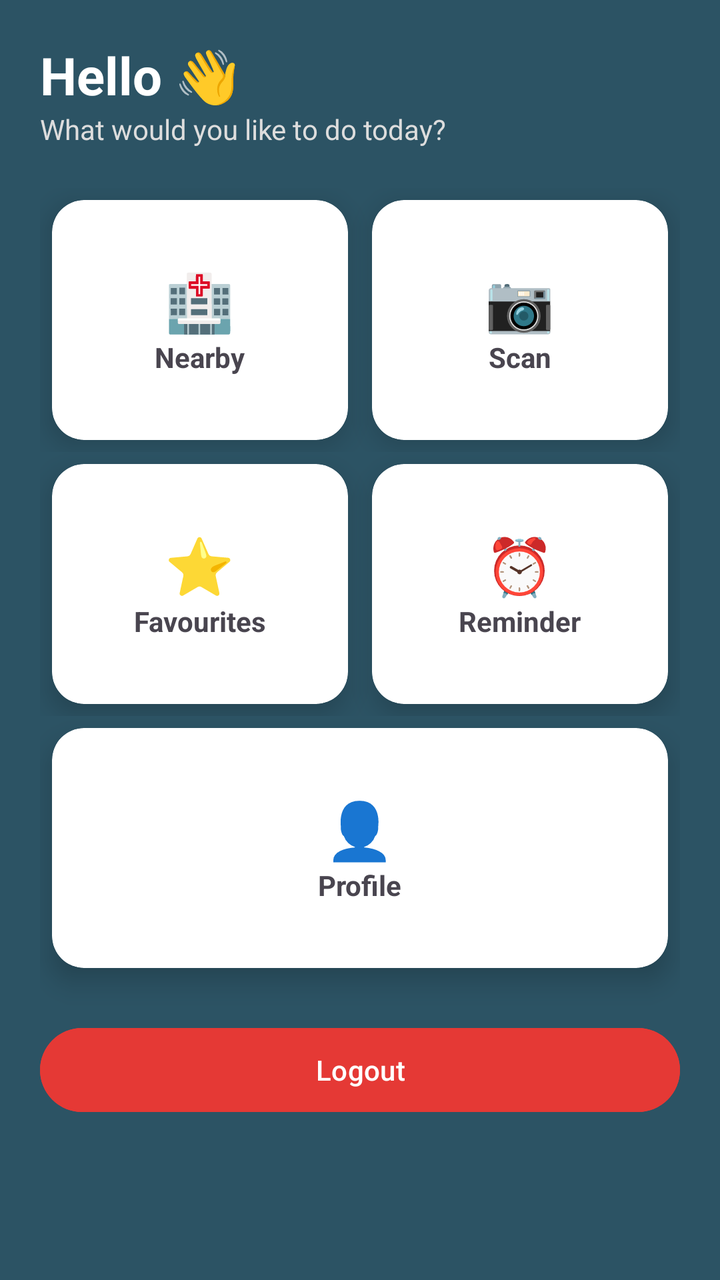
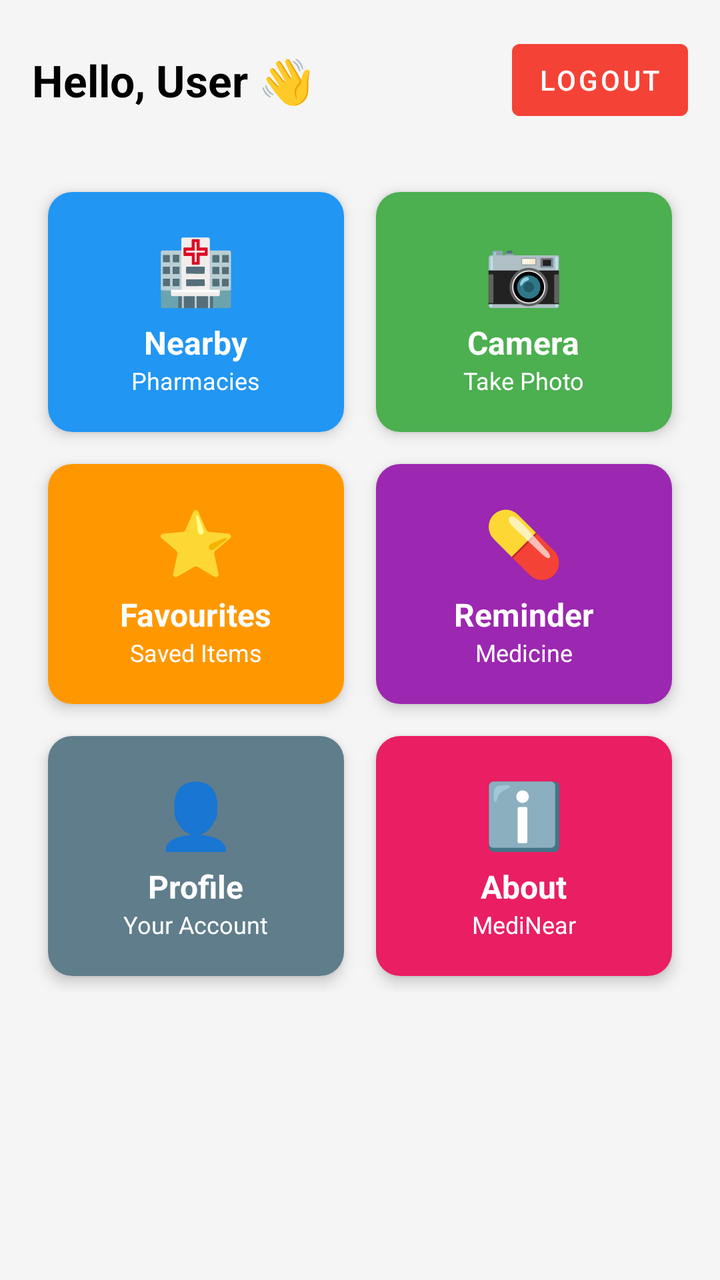

An Android layout rendered at two revisions. The XML below is the earlier revision; the diff shows what the commit changed to produce the second picture.
<!-- AndroidManifest.xml: application theme Theme.MediNear -->
<!-- res/layout/activity_home.xml -->
<?xml version="1.0" encoding="utf-8"?>
<ScrollView xmlns:android="http://schemas.android.com/apk/res/android"
    xmlns:app="http://schemas.android.com/apk/res-auto"
    android:layout_width="match_parent"
    android:layout_height="match_parent"
    android:background="#2C5364">

    <LinearLayout
        android:layout_width="match_parent"
        android:layout_height="wrap_content"
        android:orientation="vertical"
        android:padding="20dp">

        
        <TextView
            android:id="@+id/tvWelcome"
            android:layout_width="wrap_content"
            android:layout_height="wrap_content"
            android:text="Hello 👋"
            android:textSize="26sp"
            android:textStyle="bold"
            android:textColor="@android:color/white"/>

        <TextView
            android:layout_width="wrap_content"
            android:layout_height="wrap_content"
            android:text="What would you like to do today?"
            android:textColor="#DDDDDD"
            android:layout_marginBottom="20dp"/>

        
        <LinearLayout
            android:layout_width="match_parent"
            android:layout_height="wrap_content"
            android:orientation="horizontal">

            <androidx.cardview.widget.CardView
                android:id="@+id/cardNearby"
                android:layout_width="0dp"
                android:layout_height="120dp"
                android:layout_weight="1"
                android:layout_margin="6dp"
                android:clickable="true"
                android:foreground="?attr/selectableItemBackground"
                app:cardCornerRadius="16dp"
                app:cardElevation="8dp">

                <LinearLayout
                    android:layout_width="match_parent"
                    android:layout_height="match_parent"
                    android:gravity="center"
                    android:orientation="vertical">

                    <TextView
                        android:layout_width="wrap_content"
                        android:layout_height="wrap_content"
                        android:text="🏥"
                        android:textSize="28sp"/>

                    <TextView
                        android:layout_width="wrap_content"
                        android:layout_height="wrap_content"
                        android:text="Nearby"
                        android:textStyle="bold"/>
                </LinearLayout>
            </androidx.cardview.widget.CardView>

            <androidx.cardview.widget.CardView
                android:id="@+id/cardCamera"
                android:layout_width="0dp"
                android:layout_height="120dp"
                android:layout_weight="1"
                android:layout_margin="6dp"
                android:clickable="true"
                android:foreground="?attr/selectableItemBackground"
                app:cardCornerRadius="16dp"
                app:cardElevation="8dp">

                <LinearLayout
                    android:layout_width="match_parent"
                    android:layout_height="match_parent"
                    android:gravity="center"
                    android:orientation="vertical">

                    <TextView
                        android:layout_width="wrap_content"
                        android:layout_height="wrap_content"
                        android:text="📷"
                        android:textSize="28sp"/>

                    <TextView
                        android:layout_width="wrap_content"
                        android:layout_height="wrap_content"
                        android:text="Scan"
                        android:textStyle="bold"/>
                </LinearLayout>
            </androidx.cardview.widget.CardView>

        </LinearLayout>

        
        <LinearLayout
            android:layout_width="match_parent"
            android:layout_height="wrap_content"
            android:orientation="horizontal">

            <androidx.cardview.widget.CardView
                android:id="@+id/cardFavourites"
                android:layout_width="0dp"
                android:layout_height="120dp"
                android:layout_weight="1"
                android:layout_margin="6dp"
                android:clickable="true"
                android:foreground="?attr/selectableItemBackground"
                app:cardCornerRadius="16dp"
                app:cardElevation="8dp">

                <LinearLayout
                    android:layout_width="match_parent"
                    android:layout_height="match_parent"
                    android:gravity="center"
                    android:orientation="vertical">

                    <TextView
                        android:layout_width="wrap_content"
                        android:layout_height="wrap_content"
                        android:text="⭐"
                        android:textSize="28sp"/>

                    <TextView
                        android:layout_width="wrap_content"
                        android:layout_height="wrap_content"
                        android:text="Favourites"
                        android:textStyle="bold"/>
                </LinearLayout>
            </androidx.cardview.widget.CardView>

            <androidx.cardview.widget.CardView
                android:id="@+id/cardReminder"
                android:layout_width="0dp"
                android:layout_height="120dp"
                android:layout_weight="1"
                android:layout_margin="6dp"
                android:clickable="true"
                android:foreground="?attr/selectableItemBackground"
                app:cardCornerRadius="16dp"
                app:cardElevation="8dp">

                <LinearLayout
                    android:layout_width="match_parent"
                    android:layout_height="match_parent"
                    android:gravity="center"
                    android:orientation="vertical">

                    <TextView
                        android:layout_width="wrap_content"
                        android:layout_height="wrap_content"
                        android:text="⏰"
                        android:textSize="28sp"/>

                    <TextView
                        android:layout_width="wrap_content"
                        android:layout_height="wrap_content"
                        android:text="Reminder"
                        android:textStyle="bold"/>
                </LinearLayout>
            </androidx.cardview.widget.CardView>

        </LinearLayout>

        
        <androidx.cardview.widget.CardView
            android:id="@+id/cardProfile"
            android:layout_width="match_parent"
            android:layout_height="120dp"
            android:layout_margin="6dp"
            android:clickable="true"
            android:foreground="?attr/selectableItemBackground"
            app:cardCornerRadius="16dp"
            app:cardElevation="8dp">

            <LinearLayout
                android:layout_width="match_parent"
                android:layout_height="match_parent"
                android:gravity="center"
                android:orientation="vertical">

                <TextView
                    android:layout_width="wrap_content"
                    android:layout_height="wrap_content"
                    android:text="👤"
                    android:textSize="28sp"/>

                <TextView
                    android:layout_width="wrap_content"
                    android:layout_height="wrap_content"
                    android:text="Profile"
                    android:textStyle="bold"/>
            </LinearLayout>
        </androidx.cardview.widget.CardView>

        
        <Button
            android:id="@+id/btnLogout"
            android:layout_width="match_parent"
            android:layout_height="50dp"
            android:text="Logout"
            android:layout_marginTop="20dp"
            android:backgroundTint="#E53935"
            android:textColor="@android:color/white"/>

    </LinearLayout>

</ScrollView>
<!-- resources referenced by this layout -->
<resources>
  <style name="Theme.MediNear" parent="Base.Theme.MediNear" />
  <style name="Base.Theme.MediNear" parent="Theme.Material3.DayNight.NoActionBar">
          
          
      </style>
</resources>

<!-- the commit's change to res/layout/activity_home.xml (unified diff, before → after) -->
@@ -1,214 +1,320 @@
 <?xml version="1.0" encoding="utf-8"?>
-<ScrollView xmlns:android="http://schemas.android.com/apk/res/android"
+<LinearLayout xmlns:android="http://schemas.android.com/apk/res/android"
     xmlns:app="http://schemas.android.com/apk/res-auto"
     android:layout_width="match_parent"
     android:layout_height="match_parent"
-    android:background="#2C5364">
-
+    android:orientation="vertical"
+    android:background="@color/background_light"
+    android:padding="16dp">
+
+    
     <LinearLayout
         android:layout_width="match_parent"
         android:layout_height="wrap_content"
-        android:orientation="vertical"
-        android:padding="20dp">
-
-        
+        android:orientation="horizontal"
+        android:gravity="center_vertical"
+        android:layout_marginBottom="16dp">
+
         <TextView
             android:id="@+id/tvWelcome"
+            android:layout_width="0dp"
+            android:layout_height="wrap_content"
+            android:layout_weight="1"
+            android:text="Hello, User 👋"
+            android:textSize="22sp"
+            android:textStyle="bold"
+            android:textColor="@android:color/black" />
+
+        <Button
+            android:id="@+id/btnLogout"
             android:layout_width="wrap_content"
             android:layout_height="wrap_content"
-            android:text="Hello 👋"
-            android:textSize="26sp"
-            android:textStyle="bold"
-            android:textColor="@android:color/white"/>
-
-        <TextView
-            android:layout_width="wrap_content"
-            android:layout_height="wrap_content"
-            android:text="What would you like to do today?"
-            android:textColor="#DDDDDD"
-            android:layout_marginBottom="20dp"/>
-
-        
-        <LinearLayout
-            android:layout_width="match_parent"
-            android:layout_height="wrap_content"
-            android:orientation="horizontal">
-
-            <androidx.cardview.widget.CardView
-                android:id="@+id/cardNearby"
-                android:layout_width="0dp"
-                android:layout_height="120dp"
-                android:layout_weight="1"
-                android:layout_margin="6dp"
-                android:clickable="true"
-                android:foreground="?attr/selectableItemBackground"
-                app:cardCornerRadius="16dp"
-                app:cardElevation="8dp">
-
-                <LinearLayout
-                    android:layout_width="match_parent"
-                    android:layout_height="match_parent"
-                    android:gravity="center"
-                    android:orientation="vertical">
-
-                    <TextView
-                        android:layout_width="wrap_content"
-                        android:layout_height="wrap_content"
-                        android:text="🏥"
-                        android:textSize="28sp"/>
-
-                    <TextView
-                        android:layout_width="wrap_content"
-                        android:layout_height="wrap_content"
-                        android:text="Nearby"
-                        android:textStyle="bold"/>
-                </LinearLayout>
-            </androidx.cardview.widget.CardView>
-
-            <androidx.cardview.widget.CardView
-                android:id="@+id/cardCamera"
-                android:layout_width="0dp"
-                android:layout_height="120dp"
-                android:layout_weight="1"
-                android:layout_margin="6dp"
-                android:clickable="true"
-                android:foreground="?attr/selectableItemBackground"
-                app:cardCornerRadius="16dp"
-                app:cardElevation="8dp">
-
-                <LinearLayout
-                    android:layout_width="match_parent"
-                    android:layout_height="match_parent"
-                    android:gravity="center"
-                    android:orientation="vertical">
-
-                    <TextView
-                        android:layout_width="wrap_content"
-                        android:layout_height="wrap_content"
-                        android:text="📷"
-                        android:textSize="28sp"/>
-
-                    <TextView
-                        android:layout_width="wrap_content"
-                        android:layout_height="wrap_content"
-                        android:text="Scan"
-                        android:textStyle="bold"/>
-                </LinearLayout>
-            </androidx.cardview.widget.CardView>
-
-        </LinearLayout>
-
-        
-        <LinearLayout
-            android:layout_width="match_parent"
-            android:layout_height="wrap_content"
-            android:orientation="horizontal">
-
-            <androidx.cardview.widget.CardView
-                android:id="@+id/cardFavourites"
-                android:layout_width="0dp"
-                android:layout_height="120dp"
-                android:layout_weight="1"
-                android:layout_margin="6dp"
-                android:clickable="true"
-                android:foreground="?attr/selectableItemBackground"
-                app:cardCornerRadius="16dp"
-                app:cardElevation="8dp">
-
-                <LinearLayout
-                    android:layout_width="match_parent"
-                    android:layout_height="match_parent"
-                    android:gravity="center"
-                    android:orientation="vertical">
-
-                    <TextView
-                        android:layout_width="wrap_content"
-                        android:layout_height="wrap_content"
-                        android:text="⭐"
-                        android:textSize="28sp"/>
-
-                    <TextView
-                        android:layout_width="wrap_content"
-                        android:layout_height="wrap_content"
-                        android:text="Favourites"
-                        android:textStyle="bold"/>
-                </LinearLayout>
-            </androidx.cardview.widget.CardView>
-
-            <androidx.cardview.widget.CardView
-                android:id="@+id/cardReminder"
-                android:layout_width="0dp"
-                android:layout_height="120dp"
-                android:layout_weight="1"
-                android:layout_margin="6dp"
-                android:clickable="true"
-                android:foreground="?attr/selectableItemBackground"
-                app:cardCornerRadius="16dp"
-                app:cardElevation="8dp">
-
-                <LinearLayout
-                    android:layout_width="match_parent"
-                    android:layout_height="match_parent"
-                    android:gravity="center"
-                    android:orientation="vertical">
-
-                    <TextView
-                        android:layout_width="wrap_content"
-                        android:layout_height="wrap_content"
-                        android:text="⏰"
-                        android:textSize="28sp"/>
-
-                    <TextView
-                        android:layout_width="wrap_content"
-                        android:layout_height="wrap_content"
-                        android:text="Reminder"
-                        android:textStyle="bold"/>
-                </LinearLayout>
-            </androidx.cardview.widget.CardView>
-
-        </LinearLayout>
+            android:text="Logout"
+            android:backgroundTint="@color/red"
+            android:textColor="@android:color/white"
+            style="@style/Widget.MaterialComponents.Button.TextButton" />
+
+    </LinearLayout>
+
+    
+    <GridLayout
+        android:layout_width="match_parent"
+        android:layout_height="wrap_content"
+        android:columnCount="2"
+        android:rowCount="3"
+        android:alignmentMode="alignMargins"
+        android:columnOrderPreserved="false"
+        android:layout_marginTop="8dp">
+
+        
+        <androidx.cardview.widget.CardView
+            android:id="@+id/cardNearby"
+            android:layout_width="0dp"
+            android:layout_height="120dp"
+            android:layout_columnWeight="1"
+            android:layout_margin="8dp"
+            app:cardCornerRadius="12dp"
+            app:cardElevation="4dp"
+            android:clickable="true"
+            android:focusable="true">
+
+            <LinearLayout
+                android:layout_width="match_parent"
+                android:layout_height="match_parent"
+                android:orientation="vertical"
+                android:gravity="center"
+                android:background="@color/primary_color">
+
+                <TextView
+                    android:layout_width="wrap_content"
+                    android:layout_height="wrap_content"
+                    android:text="🏥"
+                    android:textSize="32dp" />
+
+                <TextView
+                    android:layout_width="wrap_content"
+                    android:layout_height="wrap_content"
+                    android:text="Nearby"
+                    android:textColor="@android:color/white"
+                    android:textSize="16sp"
+                    android:textStyle="bold"
+                    android:layout_marginTop="4dp" />
+
+                <TextView
+                    android:layout_width="wrap_content"
+                    android:layout_height="wrap_content"
+                    android:text="Pharmacies"
+                    android:textColor="@android:color/white"
+                    android:textSize="12sp" />
+
+            </LinearLayout>
+
+        </androidx.cardview.widget.CardView>
+
+        
+        <androidx.cardview.widget.CardView
+            android:id="@+id/cardCamera"
+            android:layout_width="0dp"
+            android:layout_height="120dp"
+            android:layout_columnWeight="1"
+            android:layout_margin="8dp"
+            app:cardCornerRadius="12dp"
+            app:cardElevation="4dp"
+            android:clickable="true"
+            android:focusable="true">
+
+            <LinearLayout
+                android:layout_width="match_parent"
+                android:layout_height="match_parent"
+                android:orientation="vertical"
+                android:gravity="center"
+                android:background="#4CAF50">
+
+                <TextView
+                    android:layout_width="wrap_content"
+                    android:layout_height="wrap_content"
+                    android:text="📷"
+                    android:textSize="32dp" />
+
+                <TextView
+                    android:layout_width="wrap_content"
+                    android:layout_height="wrap_content"
+                    android:text="Camera"
+                    android:textColor="@android:color/white"
+                    android:textSize="16sp"
+                    android:textStyle="bold"
+                    android:layout_marginTop="4dp" />
+
+                <TextView
+                    android:layout_width="wrap_content"
+                    android:layout_height="wrap_content"
+                    android:text="Take Photo"
+                    android:textColor="@android:color/white"
+                    android:textSize="12sp" />
+
+            </LinearLayout>
+
+        </androidx.cardview.widget.CardView>
+
+        
+        <androidx.cardview.widget.CardView
+            android:id="@+id/cardFavourites"
+            android:layout_width="0dp"
+            android:layout_height="120dp"
+            android:layout_columnWeight="1"
+            android:layout_margin="8dp"
+            app:cardCornerRadius="12dp"
+            app:cardElevation="4dp"
+            android:clickable="true"
+            android:focusable="true">
+
+            <LinearLayout
+                android:layout_width="match_parent"
+                android:layout_height="match_parent"
+                android:orientation="vertical"
+                android:gravity="center"
+                android:background="#FF9800">
+
+                <TextView
+                    android:layout_width="wrap_content"
+                    android:layout_height="wrap_content"
+                    android:text="⭐"
+                    android:textSize="32dp" />
+
+                <TextView
+                    android:layout_width="wrap_content"
+                    android:layout_height="wrap_content"
+                    android:text="Favourites"
+                    android:textColor="@android:color/white"
+                    android:textSize="16sp"
+                    android:textStyle="bold"
+                    android:layout_marginTop="4dp" />
+
+                <TextView
+                    android:layout_width="wrap_content"
+                    android:layout_height="wrap_content"
+                    android:text="Saved Items"
+                    android:textColor="@android:color/white"
+                    android:textSize="12sp" />
+
+            </LinearLayout>
+
+        </androidx.cardview.widget.CardView>
+
+        
+        <androidx.cardview.widget.CardView
+            android:id="@+id/cardReminder"
+            android:layout_width="0dp"
+            android:layout_height="120dp"
+            android:layout_columnWeight="1"
+            android:layout_margin="8dp"
+            app:cardCornerRadius="12dp"
+            app:cardElevation="4dp"
+            android:clickable="true"
+            android:focusable="true">
+
+            <LinearLayout
+                android:layout_width="match_parent"
+                android:layout_height="match_parent"
+                android:orientation="vertical"
+                android:gravity="center"
+                android:background="#9C27B0">
+
+                <TextView
+                    android:layout_width="wrap_content"
+                    android:layout_height="wrap_content"
+                    android:text="💊"
+                    android:textSize="32dp" />
+
+                <TextView
+                    android:layout_width="wrap_content"
+                    android:layout_height="wrap_content"
+                    android:text="Reminder"
+                    android:textColor="@android:color/white"
+                    android:textSize="16sp"
+                    android:textStyle="bold"
+                    android:layout_marginTop="4dp" />
+
+                <TextView
+                    android:layout_width="wrap_content"
+                    android:layout_height="wrap_content"
+                    android:text="Medicine"
+                    android:textColor="@android:color/white"
+                    android:textSize="12sp" />
+
+            </LinearLayout>
+
+        </androidx.cardview.widget.CardView>
 
         
         <androidx.cardview.widget.CardView
             android:id="@+id/cardProfile"
-            android:layout_width="match_parent"
-            android:layout_height="120dp"
-            android:layout_margin="6dp"
-            android:clickable="true"
-            android:foreground="?attr/selectableItemBackground"
-            app:cardCornerRadius="16dp"
-            app:cardElevation="8dp">
-
-            <LinearLayout
-                android:layout_width="match_parent"
-                android:layout_height="match_parent"
-                android:gravity="center"
-                android:orientation="vertical">
+            android:layout_width="0dp"
+            android:layout_height="120dp"
+            android:layout_columnWeight="1"
+            android:layout_margin="8dp"
+            app:cardCornerRadius="12dp"
+            app:cardElevation="4dp"
+            android:clickable="true"
+            android:focusable="true">
+
+            <LinearLayout
+                android:layout_width="match_parent"
+                android:layout_height="match_parent"
+                android:orientation="vertical"
+                android:gravity="center"
+                android:background="#607D8B">
 
                 <TextView
                     android:layout_width="wrap_content"
                     android:layout_height="wrap_content"
                     android:text="👤"
-                    android:textSize="28sp"/>
+                    android:textSize="32dp" />
 
                 <TextView
                     android:layout_width="wrap_content"
                     android:layout_height="wrap_content"
                     android:text="Profile"
-                    android:textStyle="bold"/>
-            </LinearLayout>
-        </androidx.cardview.widget.CardView>
-
-        
-        <Button
-            android:id="@+id/btnLogout"
-            android:layout_width="match_parent"
-            android:layout_height="50dp"
-            android:text="Logout"
-            android:layout_marginTop="20dp"
-            android:backgroundTint="#E53935"
-            android:textColor="@android:color/white"/>
-
-    </LinearLayout>
-
-</ScrollView>
+                    android:textColor="@android:color/white"
+                    android:textSize="16sp"
+                    android:textStyle="bold"
+                    android:layout_marginTop="4dp" />
+
+                <TextView
+                    android:layout_width="wrap_content"
+                    android:layout_height="wrap_content"
+                    android:text="Your Account"
+                    android:textColor="@android:color/white"
+                    android:textSize="12sp" />
+
+            </LinearLayout>
+
+        </androidx.cardview.widget.CardView>
+
+        
+        <androidx.cardview.widget.CardView
+            android:layout_width="0dp"
+            android:layout_height="120dp"
+            android:layout_columnWeight="1"
+            android:layout_margin="8dp"
+            app:cardCornerRadius="12dp"
+            app:cardElevation="4dp"
+            android:clickable="true"
+            android:focusable="true">
+
+            <LinearLayout
+                android:layout_width="match_parent"
+                android:layout_height="match_parent"
+                android:orientation="vertical"
+                android:gravity="center"
+                android:background="#E91E63">
+
+                <TextView
+                    android:layout_width="wrap_content"
+                    android:layout_height="wrap_content"
+                    android:text="ℹ️"
+                    android:textSize="32dp" />
+
+                <TextView
+                    android:layout_width="wrap_content"
+                    android:layout_height="wrap_content"
+                    android:text="About"
+                    android:textColor="@android:color/white"
+                    android:textSize="16sp"
+                    android:textStyle="bold"
+                    android:layout_marginTop="4dp" />
+
+                <TextView
+                    android:layout_width="wrap_content"
+                    android:layout_height="wrap_content"
+                    android:text="MediNear"
+                    android:textColor="@android:color/white"
+                    android:textSize="12sp" />
+
+            </LinearLayout>
+
+        </androidx.cardview.widget.CardView>
+
+    </GridLayout>
+
+</LinearLayout>
<!-- resource entries referenced after the edit -->
@@ -1,5 +1,8 @@
 <!-- resources referenced by this layout -->
 <resources>
+  <color name="background_light">#F5F5F5</color>
+  <color name="primary_color">#2196F3</color>
+  <color name="red">#F44336</color>
   <style name="Theme.MediNear" parent="Base.Theme.MediNear" />
   <style name="Base.Theme.MediNear" parent="Theme.Material3.DayNight.NoActionBar">
           
